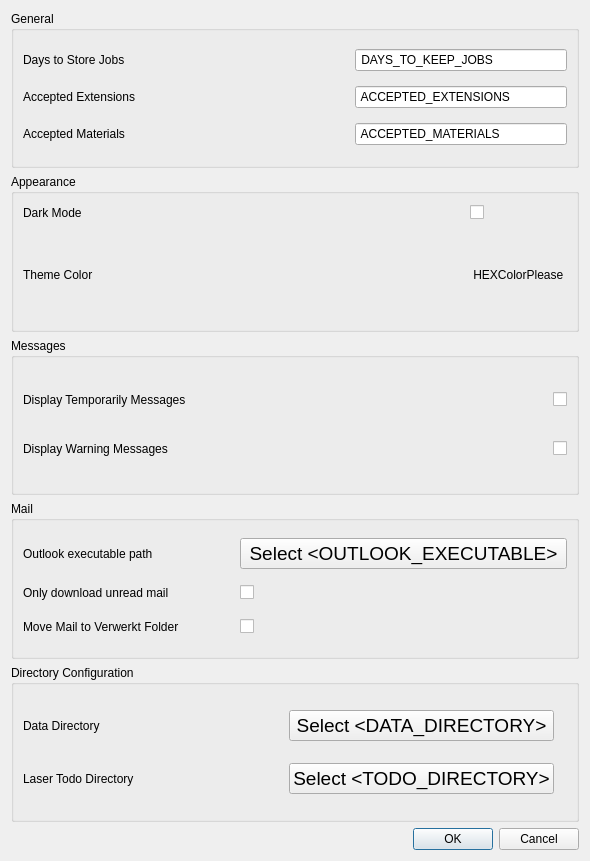
First picture: the form in creator_administrator/laser/ui/settings_dialog.ui, repository GijsGroote/creator_administrator, before the edit.
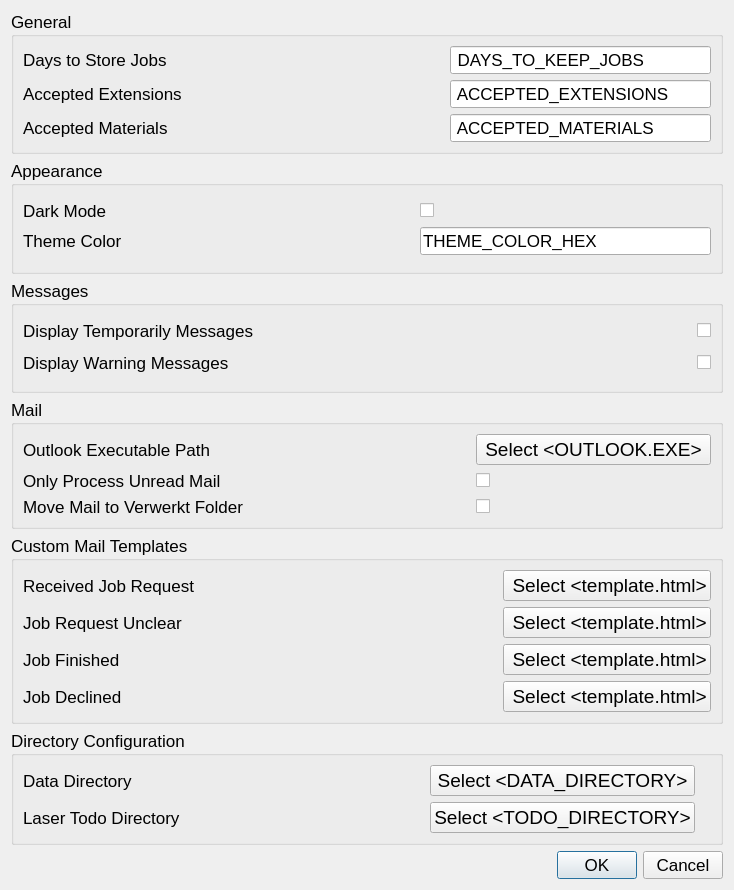
Second picture: the form after the edit. Custom widgets are drawn as their Qt base class.

Commit message: finished settings tab

The edit to the form file:
```diff
--- a/creator_administrator/laser/ui/settings_dialog.ui
+++ b/creator_administrator/laser/ui/settings_dialog.ui
@@ -6,12 +6,17 @@
    <rect>
     <x>0</x>
     <y>0</y>
-    <width>590</width>
-    <height>861</height>
+    <width>734</width>
+    <height>890</height>
    </rect>
   </property>
+  <property name="font">
+   <font>
+    <pointsize>13</pointsize>
+   </font>
+  </property>
   <property name="windowTitle">
-   <string>Dialog</string>
+   <string>Settings</string>
   </property>
   <layout class="QHBoxLayout" name="horizontalLayout_3">
    <item>
@@ -39,6 +44,9 @@
           </item>
           <item row="2" column="0">
            <widget class="QLabel" name="label_14">
+            <property name="toolTip">
+             <string>&lt;html&gt;&lt;head/&gt;&lt;body&gt;&lt;p&gt;List of commonly used Accepted Materials abbriviations. When the material abbriviation is in the Accepted Materials list it is automatically detected from the laser cut file name.&lt;/p&gt;&lt;p&gt;Fill in the list of Accepted Materials as &amp;quot;material abbriviation&amp;quot; seperated by comma's, example:&lt;/p&gt;&lt;p&gt;material1, material2, material3&lt;/p&gt;&lt;/body&gt;&lt;/html&gt;</string>
+            </property>
             <property name="text">
              <string>Accepted Materials</string>
             </property>
@@ -96,8 +104,11 @@
           </item>
           <item row="0" column="0">
            <widget class="QLabel" name="label_5">
+            <property name="toolTip">
+             <string>&lt;html&gt;&lt;head/&gt;&lt;body&gt;&lt;p&gt;Number of days before a job and associated files are deleted.&lt;/p&gt;&lt;p&gt;Jobs will only be deleted from the Verwerkt or Afgekeurd folder. &lt;/p&gt;&lt;/body&gt;&lt;/html&gt;</string>
+            </property>
             <property name="whatsThis">
-             <string>&lt;html&gt;&lt;head/&gt;&lt;body&gt;&lt;p&gt;Number of days before a job and associated files are deleted.&lt;/p&gt;&lt;p&gt;This will only delete jobs from the Verwerkt or Afgekeurd folder. &lt;/p&gt;&lt;/body&gt;&lt;/html&gt;</string>
+             <string/>
             </property>
             <property name="text">
              <string>Days to Store Jobs</string>
@@ -109,6 +120,9 @@
           </item>
           <item row="1" column="0">
            <widget class="QLabel" name="label_16">
+            <property name="toolTip">
+             <string>&lt;html&gt;&lt;head/&gt;&lt;body&gt;&lt;p&gt;&lt;span style=&quot; font-size:14pt;&quot;&gt;Accepted file extensions for a laser job. A job must contain one file with an accepted extension. Fill in as .extension seperated by comma's, example:&lt;/span&gt;&lt;/p&gt;&lt;p&gt;&lt;span style=&quot; font-size:14pt;&quot;&gt;.extension1, .extension2, .extension3&lt;/span&gt;&lt;/p&gt;&lt;/body&gt;&lt;/html&gt;</string>
+            </property>
             <property name="text">
              <string>Accepted Extensions</string>
             </property>
@@ -130,8 +144,15 @@
        <layout class="QVBoxLayout" name="verticalLayout">
         <item>
          <layout class="QGridLayout" name="gridLayout">
-          <item row="1" column="1">
-           <spacer name="horizontalSpacer">
+          <item row="0" column="2">
+           <widget class="QCheckBox" name="darkModeCheckBox">
+            <property name="text">
+             <string/>
+            </property>
+           </widget>
+          </item>
+          <item row="0" column="1">
+           <spacer name="horizontalSpacer_2">
             <property name="orientation">
              <enum>Qt::Horizontal</enum>
             </property>
@@ -153,29 +174,15 @@
             </property>
            </widget>
           </item>
-          <item row="0" column="2">
-           <widget class="QCheckBox" name="darkModeCheckBox">
-            <property name="text">
-             <string/>
-            </property>
-           </widget>
-          </item>
-          <item row="1" column="0">
+          <item row="2" column="0">
            <widget class="QLabel" name="label_11">
             <property name="text">
              <string>Theme Color</string>
             </property>
            </widget>
           </item>
-          <item row="1" column="2">
-           <widget class="QLabel" name="label_25">
-            <property name="text">
-             <string> HEXColorPlease </string>
-            </property>
-           </widget>
-          </item>
-          <item row="0" column="1">
-           <spacer name="horizontalSpacer_2">
+          <item row="2" column="1">
+           <spacer name="horizontalSpacer">
             <property name="orientation">
              <enum>Qt::Horizontal</enum>
             </property>
@@ -187,6 +194,13 @@
             </property>
            </spacer>
           </item>
+          <item row="2" column="2">
+           <widget class="QLineEdit" name="themeColorLineEdit">
+            <property name="text">
+             <string>THEME_COLOR_HEX</string>
+            </property>
+           </widget>
+          </item>
          </layout>
         </item>
        </layout>
@@ -215,6 +229,9 @@
           </item>
           <item row="0" column="0">
            <widget class="QLabel" name="label_7">
+            <property name="toolTip">
+             <string>&lt;html&gt;&lt;head/&gt;&lt;body&gt;&lt;p&gt;Temporarily Messages inform you what is happened in the background, such as &amp;quot;Confirmation Mail Sent to ...&amp;quot; or &amp;quot;Job Finished Mail send to ...&amp;quot; or &amp;quot;Settings Saved&amp;quot;.&lt;/p&gt;&lt;/body&gt;&lt;/html&gt;</string>
+            </property>
             <property name="text">
              <string>Display Temporarily Messages</string>
             </property>
@@ -232,6 +249,9 @@
           </item>
           <item row="1" column="0">
            <widget class="QLabel" name="label_8">
+            <property name="toolTip">
+             <string>&lt;html&gt;&lt;head/&gt;&lt;body&gt;&lt;p&gt;Warning Messages warn you about something, such as &amp;quot;No job finished mail send to ...&amp;quot; or &amp;quot;4 invalid mails detected, Respond to them manually.&amp;quot;&lt;/p&gt;&lt;/body&gt;&lt;/html&gt;</string>
+            </property>
             <property name="text">
              <string>Display Warning Messages</string>
             </property>
@@ -273,22 +293,36 @@
        <layout class="QHBoxLayout" name="horizontalLayout_2">
         <item>
          <layout class="QGridLayout" name="gridLayout_4">
-          <item row="1" column="2">
-           <widget class="QCheckBox" name="onlyUnreadMailCheckBox">
-            <property name="text">
-             <string/>
+          <item row="1" column="1">
+           <spacer name="horizontalSpacer_8">
+            <property name="orientation">
+             <enum>Qt::Horizontal</enum>
             </property>
-           </widget>
+            <property name="sizeHint" stdset="0">
+             <size>
+              <width>40</width>
+              <height>20</height>
+             </size>
+            </property>
+           </spacer>
           </item>
-          <item row="2" column="2">
-           <widget class="QCheckBox" name="moveMailToVerwerktCheckBox">
+          <item row="0" column="2">
+           <widget class="SelectFileQPushButton" name="selectOutlookEXEsButton">
+            <property name="font">
+             <font>
+              <pointsize>14</pointsize>
+             </font>
+            </property>
             <property name="text">
-             <string/>
+             <string> Select &lt;OUTLOOK.EXE&gt; </string>
             </property>
            </widget>
           </item>
           <item row="2" column="0">
            <widget class="QLabel" name="label_4">
+            <property name="toolTip">
+             <string>&lt;html&gt;&lt;head/&gt;&lt;body&gt;&lt;p&gt;Automatically move a mail to the &amp;quot;Verwerkt&amp;quot; folder when the  content has been dowloaded.&lt;/p&gt;&lt;p&gt;&lt;br/&gt;&lt;/p&gt;&lt;p&gt;Recommended to be selected.&lt;/p&gt;&lt;/body&gt;&lt;/html&gt;</string>
+            </property>
             <property name="text">
              <string>Move Mail to Verwerkt Folder</string>
             </property>
@@ -297,26 +331,26 @@
             </property>
            </widget>
           </item>
-          <item row="1" column="0">
-           <widget class="QLabel" name="label_6">
-            <property name="text">
-             <string>Only download unread mail</string>
-            </property>
-            <property name="buddy">
-             <cstring>onlyUnreadMailCheckBox</cstring>
-            </property>
-           </widget>
-          </item>
           <item row="0" column="0">
            <widget class="QLabel" name="label_2">
+            <property name="toolTip">
+             <string>&lt;html&gt;&lt;head/&gt;&lt;body&gt;&lt;p&gt;Path toward Outlook executable which is mostly located at:&lt;/p&gt;&lt;p&gt;&lt;br/&gt;&lt;/p&gt;&lt;p&gt;C:\Program Files(x86)\Microsoft Office\root\Office16\OUTLOOK.EXE&lt;/p&gt;&lt;/body&gt;&lt;/html&gt;</string>
+            </property>
             <property name="text">
-             <string>Outlook executable path</string>
+             <string>Outlook Executable Path</string>
             </property>
             <property name="buddy">
              <cstring>selectOutlookEXEsButton</cstring>
             </property>
            </widget>
           </item>
+          <item row="1" column="2">
+           <widget class="QCheckBox" name="onlyUnreadMailCheckBox">
+            <property name="text">
+             <string/>
+            </property>
+           </widget>
+          </item>
           <item row="0" column="1">
            <spacer name="horizontalSpacer_7">
             <property name="orientation">
@@ -330,15 +364,23 @@
             </property>
            </spacer>
           </item>
-          <item row="0" column="2">
-           <widget class="SelectFilesQPushButton" name="selectOutlookEXEsButton">
-            <property name="font">
-             <font>
-              <pointsize>14</pointsize>
-             </font>
+          <item row="1" column="0">
+           <widget class="QLabel" name="label_6">
+            <property name="toolTip">
+             <string>&lt;html&gt;&lt;head/&gt;&lt;body&gt;&lt;p&gt;Only process unread mails in the inbox (checked).&lt;/p&gt;&lt;p&gt;If not selected, handle every mail in inbox (not checked).&lt;/p&gt;&lt;p&gt;Recommended to &lt;span style=&quot; text-decoration: underline;&quot;&gt;not&lt;/span&gt; be checked.&lt;/p&gt;&lt;p&gt;Caution: This program assumes that you move/delete mails from the inbox when you've dealt with them, so your inbox has few (less than 20) mails in it. If you have many old mails still in the default inbox, Creator Administrator will try to process them all, it may then be better to only process unread mail.&lt;/p&gt;&lt;/body&gt;&lt;/html&gt;</string>
             </property>
             <property name="text">
-             <string> Select &lt;OUTLOOK_EXECUTABLE&gt; </string>
+             <string>Only Process Unread Mail</string>
+            </property>
+            <property name="buddy">
+             <cstring>onlyUnreadMailCheckBox</cstring>
+            </property>
+           </widget>
+          </item>
+          <item row="2" column="2">
+           <widget class="QCheckBox" name="moveMailToVerwerktCheckBox">
+            <property name="text">
+             <string/>
             </property>
            </widget>
           </item>
@@ -355,19 +397,185 @@
             </property>
            </spacer>
           </item>
+         </layout>
+        </item>
+       </layout>
+      </widget>
+     </item>
+     <item>
+      <widget class="QGroupBox" name="groupBox_6">
+       <property name="title">
+        <string>Custom Mail Templates</string>
+       </property>
+       <layout class="QVBoxLayout" name="verticalLayout_3">
+        <item>
+         <layout class="QGridLayout" name="gridLayout_6">
+          <item row="0" column="0">
+           <widget class="QLabel" name="label_9">
+            <property name="toolTip">
+             <string>Mail send when a job request has been downloaded from the mail inbox.
+
+Inside this mail template:
+{sender_name} will be replaced with the senders name. 
+{jobs_in_queue} will be replaced with the number of jobs in the WACHTRIJ.</string>
+            </property>
+            <property name="text">
+             <string>Received Job Request</string>
+            </property>
+            <property name="buddy">
+             <cstring>selectReceivedTemplateButton</cstring>
+            </property>
+           </widget>
+          </item>
+          <item row="0" column="1">
+           <spacer name="horizontalSpacer_13">
+            <property name="orientation">
+             <enum>Qt::Horizontal</enum>
+            </property>
+            <property name="sizeHint" stdset="0">
+             <size>
+              <width>433</width>
+              <height>26</height>
+             </size>
+            </property>
+           </spacer>
+          </item>
+          <item row="0" column="2">
+           <widget class="SelectFileQPushButton" name="selectReceivedTemplateButton">
+            <property name="font">
+             <font>
+              <pointsize>14</pointsize>
+             </font>
+            </property>
+            <property name="text">
+             <string> Select &lt;template.html&gt;</string>
+            </property>
+           </widget>
+          </item>
+          <item row="1" column="0">
+           <widget class="QLabel" name="label_18">
+            <property name="toolTip">
+             <string>Mail used when a job request is unclear, such as material, material thickness or amount is not specified.
+
+The mail pops up and can be modified before it is send.
+
+Inside this mail template:
+{sender_name} will be replaced with the senders name. </string>
+            </property>
+            <property name="text">
+             <string>Job Request Unclear</string>
+            </property>
+            <property name="buddy">
+             <cstring>selectUnclearTemplateButton</cstring>
+            </property>
+           </widget>
+          </item>
           <item row="1" column="1">
-           <spacer name="horizontalSpacer_8">
+           <spacer name="horizontalSpacer_14">
             <property name="orientation">
              <enum>Qt::Horizontal</enum>
             </property>
             <property name="sizeHint" stdset="0">
              <size>
-              <width>40</width>
-              <height>20</height>
+              <width>433</width>
+              <height>26</height>
              </size>
             </property>
            </spacer>
           </item>
+          <item row="1" column="2">
+           <widget class="SelectFileQPushButton" name="selectUnclearTemplateButton">
+            <property name="font">
+             <font>
+              <pointsize>14</pointsize>
+             </font>
+            </property>
+            <property name="text">
+             <string> Select &lt;template.html&gt;</string>
+            </property>
+           </widget>
+          </item>
+          <item row="2" column="0">
+           <widget class="QLabel" name="label_13">
+            <property name="toolTip">
+             <string>Mail send when a laser job is finished and can be picked up.
+
+Inside this mail template:
+{sender_name} will be replaced with the senders name. </string>
+            </property>
+            <property name="text">
+             <string>Job Finished</string>
+            </property>
+            <property name="buddy">
+             <cstring>selectFinishedTemplateButton</cstring>
+            </property>
+           </widget>
+          </item>
+          <item row="2" column="1">
+           <spacer name="horizontalSpacer_15">
+            <property name="orientation">
+             <enum>Qt::Horizontal</enum>
+            </property>
+            <property name="sizeHint" stdset="0">
+             <size>
+              <width>433</width>
+              <height>26</height>
+             </size>
+            </property>
+           </spacer>
+          </item>
+          <item row="2" column="2">
+           <widget class="SelectFileQPushButton" name="selectFinishedTemplateButton">
+            <property name="font">
+             <font>
+              <pointsize>14</pointsize>
+             </font>
+            </property>
+            <property name="text">
+             <string> Select &lt;template.html&gt;</string>
+            </property>
+           </widget>
+          </item>
+          <item row="3" column="0">
+           <widget class="QLabel" name="label_15">
+            <property name="toolTip">
+             <string>Mail used when a print job is declined. 
+
+The mail pops up and can be modified before it is send.
+
+Inside this mail template:
+{sender_name} will be replaced with the senders name. </string>
+            </property>
+            <property name="text">
+             <string>Job Declined</string>
+            </property>
+           </widget>
+          </item>
+          <item row="3" column="1">
+           <spacer name="horizontalSpacer_16">
+            <property name="orientation">
+             <enum>Qt::Horizontal</enum>
+            </property>
+            <property name="sizeHint" stdset="0">
+             <size>
+              <width>433</width>
+              <height>26</height>
+             </size>
+            </property>
+           </spacer>
+          </item>
+          <item row="3" column="2">
+           <widget class="SelectFileQPushButton" name="selectDeclinedTemplateButton">
+            <property name="font">
+             <font>
+              <pointsize>14</pointsize>
+             </font>
+            </property>
+            <property name="text">
+             <string> Select &lt;template.html&gt;</string>
+            </property>
+           </widget>
+          </item>
          </layout>
         </item>
        </layout>
@@ -383,6 +591,9 @@
          <layout class="QGridLayout" name="gridLayout_2">
           <item row="1" column="0">
            <widget class="QLabel" name="label_3">
+            <property name="toolTip">
+             <string>&lt;html&gt;&lt;head/&gt;&lt;body&gt;&lt;p&gt;Location to store laser files to easily import into laser cut software.&lt;/p&gt;&lt;p&gt;Recommended location: Folder on the Desktop for easy access.&lt;/p&gt;&lt;/body&gt;&lt;/html&gt;</string>
+            </property>
             <property name="text">
              <string>Laser Todo Directory </string>
             </property>
@@ -419,6 +630,9 @@
           </item>
           <item row="0" column="0">
            <widget class="QLabel" name="label">
+            <property name="toolTip">
+             <string>&lt;html&gt;&lt;head/&gt;&lt;body&gt;&lt;p&gt;Location to store laser jobs data.&lt;/p&gt;&lt;/body&gt;&lt;/html&gt;</string>
+            </property>
             <property name="text">
              <string>Data Directory</string>
             </property>
@@ -484,7 +698,7 @@
    <header>button.h</header>
   </customwidget>
   <customwidget>
-   <class>SelectFilesQPushButton</class>
+   <class>SelectFileQPushButton</class>
    <extends>QPushButton</extends>
    <header>button.h</header>
   </customwidget>
@@ -494,6 +708,7 @@
   <tabstop>acceptedExtentionsLineEdit</tabstop>
   <tabstop>acceptedMaterialsLineEdit</tabstop>
   <tabstop>darkModeCheckBox</tabstop>
+  <tabstop>themeColorLineEdit</tabstop>
   <tabstop>dispTempMessageCheckBox</tabstop>
   <tabstop>dispWarnMessageCheckBox</tabstop>
   <tabstop>selectOutlookEXEsButton</tabstop>
```
The commit also changes 20 other files.
